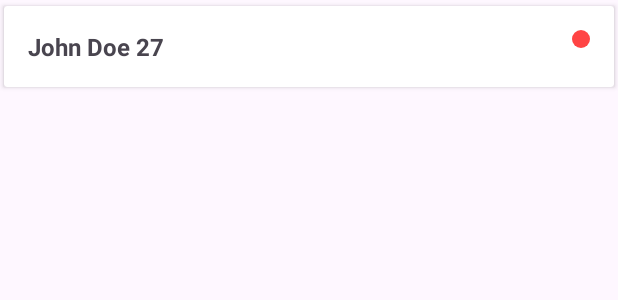
After one commit to tigobi/messenger2, an Android app: the layout user_item.xml on its own in the app's theme, with its tools: preview values and no code run, on a phone screen of 412 x 824 dp. The commit adds this screen. Shown: the top 300 px of the screen. Run offline under Robolectric (Android 15) with nearby library versions, the phone set to English and light mode, and no system bars.

Commit message:
11.10 great comeback

```diff
--- /dev/null
+++ b/app/src/main/res/drawable/circle_green.xml
@@ -0,0 +1,5 @@
+<?xml version="1.0" encoding="utf-8"?>
+<shape xmlns:android="http://schemas.android.com/apk/res/android"
+    android:shape="oval">
+    <solid android:color="@android:color/holo_green_light" />
+</shape>
--- /dev/null
+++ b/app/src/main/res/drawable/circle_red.xml
@@ -0,0 +1,5 @@
+<?xml version="1.0" encoding="utf-8"?>
+<shape xmlns:android="http://schemas.android.com/apk/res/android"
+    android:shape="oval">
+    <solid android:color="@android:color/holo_red_light" />
+</shape>
--- /dev/null
+++ b/app/src/main/res/layout/user_item.xml
@@ -0,0 +1,32 @@
+<?xml version="1.0" encoding="utf-8"?>
+<androidx.cardview.widget.CardView xmlns:android="http://schemas.android.com/apk/res/android"
+    android:layout_width="match_parent"
+    android:layout_height="wrap_content"
+    xmlns:app="http://schemas.android.com/apk/res-auto"
+    xmlns:tools="http://schemas.android.com/tools"
+    app:cardUseCompatPadding="true">
+
+    <LinearLayout
+        android:layout_width="match_parent"
+        android:layout_height="wrap_content"
+        android:layout_gravity="center"
+        android:orientation="horizontal">
+
+        <TextView
+            android:layout_width="0dp"
+            android:layout_weight="1"
+            android:layout_height="wrap_content"
+            android:id="@+id/textViewUserInfo"
+            android:textSize="16sp"
+            android:textStyle="bold"
+            android:padding="16dp"
+            tools:text="John Doe 27" />
+
+        <View
+            android:id="@+id/viewOnlineStatus"
+            android:layout_width="12dp"
+            android:layout_height="12dp"
+            android:layout_margin="16dp"
+            tools:background="@drawable/circle_red" />
+    </LinearLayout>
+</androidx.cardview.widget.CardView>
```
Also changed, not shown: app/src/main/java/com/example/messenger2/User.java (added, +37 -0 lines), app/src/main/java/com/example/messenger2/UsersActivity.java (+19 -0 lines), app/src/main/java/com/example/messenger2/UsersAdapter.java (added, +74 -0 lines), app/src/main/res/layout/activity_users.xml (+6 -5 lines).
